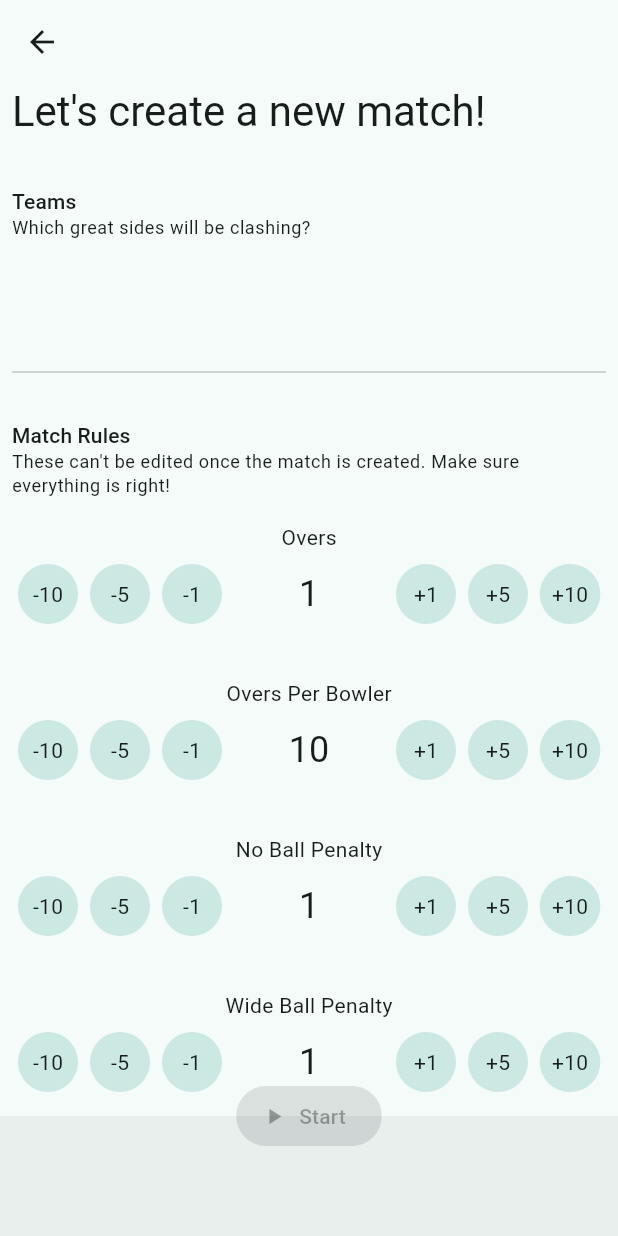
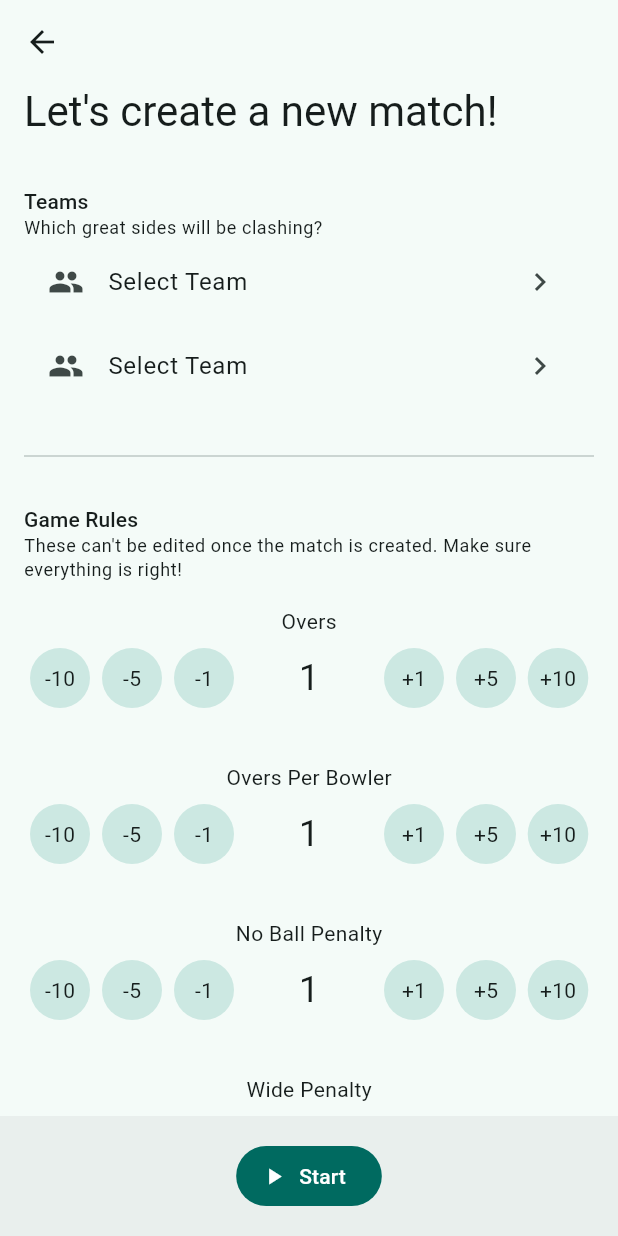
Before and after one commit to PlayPratz/Scorecard, a Flutter app: the CreateCricketMatchScreen screen opened directly, after a tap on "-10", on a phone screen of 412 x 824 dp. Run offline on Flutter 3.47's test engine with Material 3 defaults, Android fonts, the phone set to English and light mode, and no system bars; our stand-ins replace get_it, sqflite; missing offline and left inert: ulid; accounts and stored records are empty.

Commit message:
[WIP] Little more work on Create Match Screen

```diff
--- a/lib/modules/cricket_match/controllers/create_cricket_match_controller.dart
+++ b/lib/modules/cricket_match/controllers/create_cricket_match_controller.dart
@@ -1,79 +1,99 @@
-import 'package:flutter/cupertino.dart';
-import 'package:scorecard/modules/cricket_match/models/cricket_match_model.dart';
+import 'dart:async';
+
+import 'package:flutter/foundation.dart';
 import 'package:scorecard/modules/cricket_match/models/cricket_match_rules_model.dart';
-import 'package:scorecard/modules/cricket_match/services/cricket_match_service.dart';
 import 'package:scorecard/modules/team/models/team_model.dart';
-import 'package:scorecard/modules/venue/models/venue_model.dart';
 
-class CreateCricketMatchController {
-  final team1 = ValueNotifier<Team?>(null);
-  final team2 = ValueNotifier<Team?>(null);
+class TeamSelectController with ChangeNotifier {
+  Team? _team1;
+  Team? _team2;
 
-  final ballsPerOver = ValueNotifier<int>(6);
-  final noBallPenalty = ValueNotifier<int>(1);
-  final wideBallPenalty = ValueNotifier<int>(1);
+  void _dispatchState() {
+    notifyListeners();
+  }
 
-  final oversPerInnings = ValueNotifier<int>(10);
-  final oversPerBowler = ValueNotifier<int>(10);
+  Team? get team1 => _team1;
+  set team1(Team? x) {
+    _team1 = x;
+    if (_team2 == x) {
+      _team2 = null;
+    }
+    _dispatchState();
+  }
 
-  final venue = ValueNotifier<Venue?>(null); // TODO add default value
-
-  final matchType = MatchType.limitedOvers;
-
-  // final _stateController = StreamController<CreateCricketMatchState>();
-  // Stream<CreateCricketMatchState> get stateStream => _stateController.stream;
-
-  CricketMatch scheduleMatch() {
-    if (team1.value == null || team2.value == null) {
-      throw UnsupportedError("Please select two teams");
+  Team? get team2 => _team2;
+  set team2(Team? x) {
+    _team2 = x;
+    if (_team1 == x) {
+      _team1 = null;
     }
-
-    if (venue.value == null) {
-      throw UnsupportedError("Please select a venue");
-    }
-
-    late final GameRules rules;
-    if (matchType == MatchType.limitedOvers) {
-      rules = LimitedOversRules(
-        widePenalty: wideBallPenalty.value,
-        noBallPenalty: noBallPenalty.value,
-        ballsPerOver: ballsPerOver.value,
-        oversPerInnings: oversPerInnings.value,
-        oversPerBowler: oversPerBowler.value,
-      );
-    } else {
-      throw UnsupportedError("Unlimited Overs not supported");
-    }
-
-    final match = CricketMatchService().createCricketMatch(
-      team1: team1.value!,
-      team2: team2.value!,
-      venue: venue.value!,
-      rules: rules,
-    );
-
-    return match;
+    _dispatchState();
   }
 }
 
-// class CreateCricketMatchState {
-//   final Team team1;
-//   final Team team2;
-//
-//   final int ballsPerOver;
-//   final int noBallPenalty;
-//   final int wideBallPenalty;
-//
-//   CreateCricketMatchState({
-//     required this.team1,
-//     required this.team2,
-//     required this.ballsPerOver,
-//     required this.noBallPenalty,
-//     required this.wideBallPenalty,
-//   });
+class TeamSelectState {
+  final Team? team;
+
+  TeamSelectState(this.team);
+}
+
+class LimitedOverGameRulesController with ChangeNotifier {
+  int _ballsPerOver = 6;
+  int _noBallPenalty = 1;
+  int _widePenalty = 1;
+  int _oversPerInnings = 10;
+  int _oversPerBowler = 10;
+
+  LimitedOversRules rules = LimitedOversRules(
+    ballsPerOver: 6,
+    widePenalty: 1,
+    noBallPenalty: 1,
+    oversPerInnings: 10,
+    oversPerBowler: 10,
+  );
+
+  // LimitedOverGameRulesController(super.value);
+
+  void _dispatchState() {
+    rules = LimitedOversRules(
+        ballsPerOver: _ballsPerOver,
+        widePenalty: _widePenalty,
+        noBallPenalty: _noBallPenalty,
+        oversPerInnings: _oversPerInnings,
+        oversPerBowler: _oversPerBowler);
+    notifyListeners();
+  }
+
+  set ballsPerOver(int x) {
+    _ballsPerOver = x;
+    _dispatchState();
+  }
+
+  set noBallPenalty(int x) {
+    _noBallPenalty = x;
+    _dispatchState();
+  }
+
+  set widePenalty(int x) {
+    _widePenalty = x;
+    _dispatchState();
+  }
+
+  set overPerInnings(int x) {
+    _oversPerInnings = x;
+    if (_oversPerBowler > x) {
+      _oversPerBowler = x;
+    }
+    _dispatchState();
+  }
+
+  set oversPerBowler(int x) {
+    _oversPerBowler = x;
+    _dispatchState();
+  }
+}
+
+// enum MatchType {
+//   limitedOvers,
+//   unlimitedOvers,
 // }
-
-enum MatchType {
-  limitedOvers,
-  unlimitedOvers,
-}
--- a/lib/modules/database/sql/handlers/sql_db_handler.dart
+++ b/lib/modules/database/sql/handlers/sql_db_handler.dart
@@ -19,6 +19,7 @@ class SQLDBHandler {
       List<String> columns = const [],
       required String where}) async {
     final result = await db.query(table, columns: columns, where: where);
+    return result;
   }
 
   Future<void> update({
--- a/lib/screens/cricket_match/create_cricket_match_screen.dart
+++ b/lib/screens/cricket_match/create_cricket_match_screen.dart
@@ -1,9 +1,10 @@
 import 'package:flutter/material.dart';
 import 'package:scorecard/modules/cricket_match/controllers/create_cricket_match_controller.dart';
-import 'package:scorecard/screens/cricket_match/cricket_match_screen.dart';
+import 'package:scorecard/modules/team/models/team_model.dart';
 
 class CreateCricketMatchScreen extends StatelessWidget {
-  final controller = CreateCricketMatchController();
+  final teamController = TeamSelectController();
+  final gameRulesController = LimitedOverGameRulesController();
 
   CreateCricketMatchScreen({super.key});
 
@@ -12,21 +13,105 @@ class CreateCricketMatchScreen extends StatelessWidget {
     return Scaffold(
       appBar: AppBar(),
       body: Padding(
-          padding: const EdgeInsets.symmetric(horizontal: 8.0),
+        padding: const EdgeInsets.symmetric(horizontal: 16.0),
         child: ListView(
           children: [
             Text("Let's create a new match!",
                 style: Theme.of(context).textTheme.headlineMedium),
             const SizedBox(height: 32),
+            _TeamSelectorSection(teamController),
+            const Divider(height: 64),
+            _LimitedOverGameRulesSection(gameRulesController),
+          ],
+        ),
+      ),
+      bottomNavigationBar: BottomAppBar(
+          child: Row(
+        mainAxisAlignment: MainAxisAlignment.center,
+        children: [
+          FilledButton.icon(
+            onPressed: () {},
+            label: const Text("Start"),
+            icon: const Icon(Icons.play_arrow),
+          ),
+        ],
+      )),
+    );
+  }
+
+  void _initializeMatch(BuildContext context) {
+    // final match = controller.scheduleMatch();
+    // Navigator.pushReplacement(context,
+    //     MaterialPageRoute(builder: (context) => CricketMatchScreen(match)));
+  }
+}
+
+class _TeamSelectorSection extends StatelessWidget {
+  final TeamSelectController controller;
+  const _TeamSelectorSection(this.controller, {super.key});
+
+  @override
+  Widget build(BuildContext context) {
+    return Column(
+      crossAxisAlignment: CrossAxisAlignment.start,
+      children: [
         Text("Teams", style: Theme.of(context).textTheme.titleSmall),
         Text(
           "Which great sides will be clashing?",
           style: Theme.of(context).textTheme.bodySmall,
         ),
-              ListTile(),
-              const Divider(height: 64),
-              Text("Match Rules",
-                  style: Theme.of(context).textTheme.titleSmall),
+        _TeamSelectTile(
+          controller.team1,
+          onSelect: () {},
+        ),
+        _TeamSelectTile(
+          controller.team2,
+          onSelect: () {},
+        ),
+      ],
+    );
+  }
+}
+
+class _TeamSelectTile extends StatelessWidget {
+  final Team? team;
+  final void Function() onSelect;
+
+  const _TeamSelectTile(this.team, {super.key, required this.onSelect});
+
+  @override
+  Widget build(BuildContext context) {
+    if (team == null) {
+      return ListTile(
+        leading: const Icon(Icons.people),
+        title: const Text("Select Team"),
+        trailing: const Icon(Icons.chevron_right),
+        onTap: () {},
+      );
+    }
+    return ListTile(
+      leading: const Icon(Icons.people),
+      title: Text(team!.name),
+      trailing: const Icon(Icons.chevron_right),
+    );
+  }
+}
+
+class _LimitedOverGameRulesSection extends StatelessWidget {
+  final LimitedOverGameRulesController controller;
+
+  const _LimitedOverGameRulesSection(this.controller, {super.key});
+
+  @override
+  Widget build(BuildContext context) {
+    return ListenableBuilder(
+      listenable: controller,
+      builder: (context, child) {
+        final rules = controller.rules;
+        return Column(
+          crossAxisAlignment: CrossAxisAlignment.start,
+          children: [
+            Text("Game Rules", style: Theme.of(context).textTheme.titleSmall),
             Text(
               "These can't be edited once the match is created. Make sure everything is right!",
               style: Theme.of(context).textTheme.bodySmall,
@@ -34,74 +119,44 @@ class CreateCricketMatchScreen extends StatelessWidget {
             const SizedBox(height: 16),
             const Center(child: Text("Overs")),
             const SizedBox(height: 4),
-              ValueListenableBuilder(
-                valueListenable: controller.oversPerInnings,
-                builder: (context, value, child) => _NumberChooser(
-                  value: value,
-                  onChange: (value) => controller.oversPerInnings.value = value,
+            _NumberChooser(
+                value: rules.oversPerInnings,
                 min: 1,
-                ),
-              ),
+                onChange: (x) => controller.overPerInnings = x),
             const SizedBox(height: 32),
             const Center(child: Text("Overs Per Bowler")),
             const SizedBox(height: 4),
-              ValueListenableBuilder(
-                valueListenable: controller.oversPerBowler,
-                builder: (context, value, child) => _NumberChooser(
-                  value: value,
-                  onChange: (value) => controller.oversPerBowler.value = value,
+            _NumberChooser(
+                value: rules.oversPerBowler,
                 min: 1,
-                  max: controller.oversPerInnings.value,
-                ),
-              ),
+                max: rules.oversPerInnings,
+                onChange: (x) => controller.oversPerBowler = x),
             const SizedBox(height: 32),
             const Center(child: Text("No Ball Penalty")),
             const SizedBox(height: 4),
-              ValueListenableBuilder(
-                valueListenable: controller.noBallPenalty,
-                builder: (context, value, child) => _NumberChooser(
-                  value: value,
-                  onChange: (value) => controller.noBallPenalty.value = value,
-                ),
-              ),
+            _NumberChooser(
+                value: rules.noBallPenalty,
+                min: 1,
+                onChange: (x) => controller.noBallPenalty = x),
             const SizedBox(height: 32),
-              const Center(child: Text("Wide Ball Penalty")),
+            const Center(child: Text("Wide Penalty")),
             const SizedBox(height: 4),
-              ValueListenableBuilder(
-                valueListenable: controller.wideBallPenalty,
-                builder: (context, value, child) => _NumberChooser(
-                  value: value,
-                  onChange: (value) => controller.wideBallPenalty.value = value,
-                ),
-              ),
+            _NumberChooser(
+                value: rules.widePenalty,
+                min: 1,
+                onChange: (x) => controller.widePenalty = x),
             const SizedBox(height: 32),
             const Center(child: Text("Balls Per Over")),
             const SizedBox(height: 4),
-              ValueListenableBuilder(
-                valueListenable: controller.ballsPerOver,
-                builder: (context, value, child) => _NumberChooser(
-                  value: value,
-                  onChange: (value) => controller.ballsPerOver.value = value,
+            _NumberChooser(
+                value: rules.ballsPerOver,
                 min: 1,
-                ),
-              ),
+                onChange: (x) => controller.ballsPerOver = x),
             const SizedBox(height: 64),
           ],
-          ),
-        ),
-        bottomNavigationBar: const BottomAppBar(),
-        floatingActionButtonLocation: FloatingActionButtonLocation.centerDocked,
-        floatingActionButton: FilledButton.icon(
-          onPressed: null,
-          label: const Text("Start"),
-          icon: const Icon(Icons.play_arrow),
-        ));
-  }
-
-  void _initializeMatch(BuildContext context) {
-    final match = controller.scheduleMatch();
-    Navigator.pushReplacement(context,
-        MaterialPageRoute(builder: (context) => CricketMatchScreen(match)));
+        );
+      },
+    );
   }
 }
 
```
Also changed, not shown: lib/screens/home_screen.dart (+28 -51 lines), 1 other file. Lines whose indentation alone changed are shown as unchanged.
